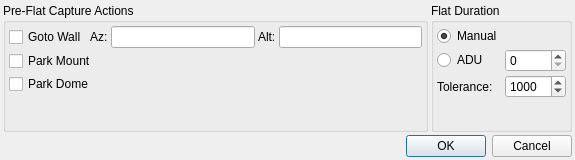
Above: kstars/ekos/capture/calibrationoptions.ui from KDE/kstars before the change. Below: the same form after it.
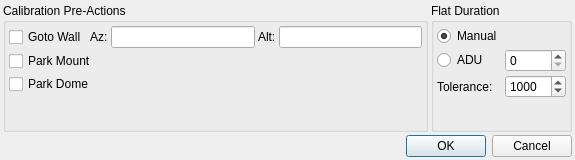
That is the form after the change. Custom widgets are drawn as their Qt base class.

Commit message: Add exclusive group since you cannot select mount GOTO and mount park at the same time

```diff
--- a/kstars/ekos/capture/calibrationoptions.ui
+++ b/kstars/ekos/capture/calibrationoptions.ui
@@ -37,7 +37,7 @@
         <string>Specify the source the flat field evenly illuminated light source</string>
        </property>
        <property name="title">
-        <string>Pre-Flat Capture Actions</string>
+        <string>Calibration Pre-Actions</string>
        </property>
        <layout class="QVBoxLayout" name="verticalLayout">
         <property name="spacing">
```
Left out of the diff: 10 changed lines with no effect on the pictures.
